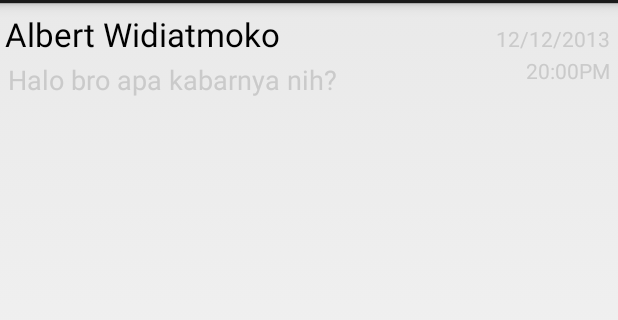
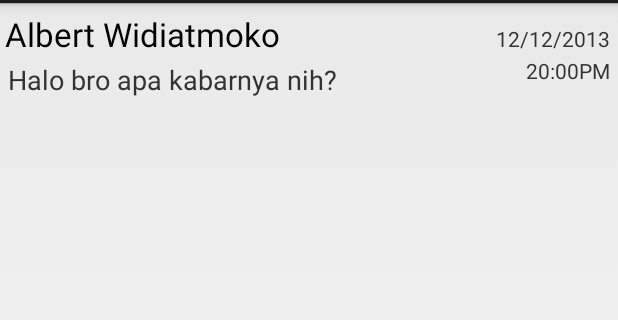
Before and after one commit to albert-widi/Walrus-Messenger, an Android app: the layout chat_list_item.xml on its own in the app's theme, with its tools: preview values and no code run, on a phone screen of 412 x 824 dp, the part 69-389 px from its top. Run offline under Robolectric (Android 15) with nearby library versions, the phone set to English and light mode, and no system bars.

Commit message:
Fix Tester Mode And Message History Settings
Application Released to Alpha 3
Application Version : 0.2.0

```diff
--- a/ChampChat/src/main/java/com/valge/champchat/MessagingActivity.java
+++ b/ChampChat/src/main/java/com/valge/champchat/MessagingActivity.java
@@ -489,5 +489,9 @@ public class MessagingActivity extends Activity {
         LocalBroadcastManager.getInstance(this).unregisterReceiver(onResumeReceiver);
         SharedPrefsUtil sharedPrefsUtil = new SharedPrefsUtil(getApplicationContext());
         sharedPrefsUtil.setToNotificationMode();
+
+        if(!sharedPrefsUtil.isMessageHistoryOn()) {
+            deleteAllChat();
+        }
     }
 }
--- a/ChampChat/src/main/java/com/valge/champchat/TesterActivity.java
+++ b/ChampChat/src/main/java/com/valge/champchat/TesterActivity.java
@@ -174,7 +174,7 @@ public class TesterActivity extends Activity {
 
             }
         };
-        LocalBroadcastManager.getInstance(this).registerReceiver(testerReceiver, new IntentFilter("messagingactiv"));
+        LocalBroadcastManager.getInstance(this).registerReceiver(testerReceiver, new IntentFilter("messagingtester"));
     }
 
     @Override
--- a/ChampChat/src/main/java/com/valge/champchat/gcm_package/GCMIntentService.java
+++ b/ChampChat/src/main/java/com/valge/champchat/gcm_package/GCMIntentService.java
@@ -124,7 +124,6 @@ public class GCMIntentService extends IntentService {
         //save message to db
         long insertId = 0;
         if(friendExists) {
-            if(sharedPrefsUtil.isMessageHistoryOn()) {
             insertId = asyncDbAdapter.saveMessage(friendId, friendPhoneNumber, friendName, originalMessage, date, time, "", "1");
             System.out.println("Receive insert id : " + insertId);
             if(insertId != -1) {
@@ -137,9 +136,9 @@ public class GCMIntentService extends IntentService {
             //save chat thread
             asyncDbAdapter.saveChatThread(friendId);
         }
-        }
 
         if(sharedPrefsUtil.isTesterMode()) {
+            System.out.println("Goin to tester mode");
             Intent messagingIntent = new Intent("messagingtester");
             messagingIntent.putExtra("message", originalMessage);
             if(friendName.equals(friendPhoneNumber)) {
--- a/ChampChat/src/main/res/layout/chat_list_item.xml
+++ b/ChampChat/src/main/res/layout/chat_list_item.xml
@@ -28,8 +28,7 @@
             android:layout_marginTop="3dp"
             android:layout_marginLeft="2dp"
             android:text="Halo bro apa kabarnya nih?"
-            android:textSize="18dp"
-            android:textColor="@color/last_message"/>
+            android:textSize="18dp"/>
 
         <TextView
             android:id="@+id/adapter_message_last_message_date"
@@ -40,8 +39,7 @@
             android:layout_marginTop="8dp"
             android:layout_alignParentRight="true"
             android:text="12/12/2013"
-            android:textSize="14dp"
-            android:textColor="@color/last_message"/>
+            android:textSize="14dp" />
 
         <TextView
             android:id="@+id/adapter_message_last_message_time"
@@ -52,8 +50,7 @@
             android:layout_marginRight="2dp"
             android:layout_alignParentRight="true"
             android:text="20:00PM"
-            android:textSize="14dp"
-            android:textColor="@color/last_message"/>
+            android:textSize="14dp"/>
 
     </RelativeLayout>
 
--- a/ChampChat/src/main/res/layout/message_list_item_one.xml
+++ b/ChampChat/src/main/res/layout/message_list_item_one.xml
@@ -59,7 +59,7 @@
                         android:id="@+id/message_adapter_date"
                         android:layout_width="wrap_content"
                         android:layout_height="wrap_content"
-                        android:textSize="10dp"
+                        android:textSize="13dp"
                         android:text="20/12/2013"/>
 
                     <TextView
@@ -67,7 +67,7 @@
                         android:layout_width="wrap_content"
                         android:layout_height="wrap_content"
                         android:layout_below="@+id/message_adapter_date"
-                        android:textSize="10dp"
+                        android:textSize="13dp"
                         android:text="20:00PM"/>
 
                 </RelativeLayout>
```
Lines whose indentation alone changed are shown as unchanged.
